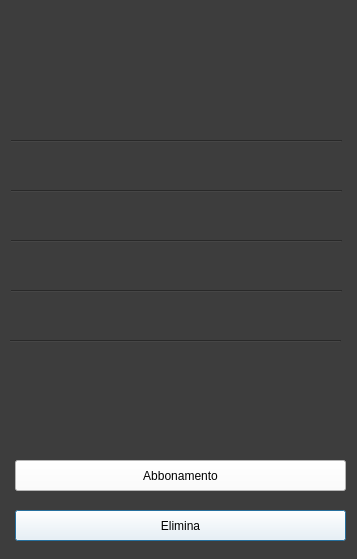
Above: cliente/view/vistacliente.ui from riccardomalpiedi/parcheggio before the change. Below: the same form after it.
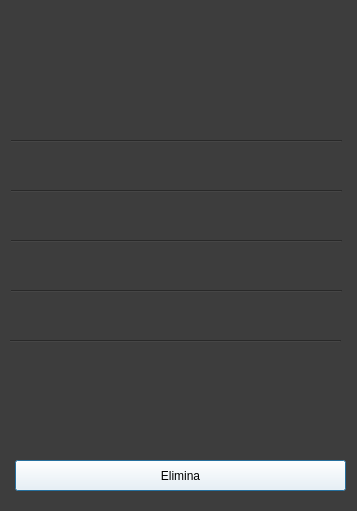
That is the form after the change.

The edit to the form file:
```diff
--- a/cliente/view/vistacliente.ui
+++ b/cliente/view/vistacliente.ui
@@ -7,7 +7,7 @@
     <x>0</x>
     <y>0</y>
     <width>357</width>
-    <height>559</height>
+    <height>511</height>
    </rect>
   </property>
   <property name="windowTitle">
@@ -113,25 +113,6 @@
    <property name="geometry">
     <rect>
      <x>15</x>
-     <y>510</y>
-     <width>331</width>
-     <height>31</height>
-    </rect>
-   </property>
-   <property name="cursor">
-    <cursorShape>PointingHandCursor</cursorShape>
-   </property>
-   <property name="styleSheet">
-    <string notr="true">background-color: rgb(255, 255, 255);</string>
-   </property>
-   <property name="text">
-    <string>Elimina</string>
-   </property>
-  </widget>
-  <widget class="QPushButton" name="abbonamento_button">
-   <property name="geometry">
-    <rect>
-     <x>15</x>
      <y>460</y>
      <width>331</width>
      <height>31</height>
@@ -144,7 +125,7 @@
     <string notr="true">background-color: rgb(255, 255, 255);</string>
    </property>
    <property name="text">
-    <string>Abbonamento</string>
+    <string>Elimina</string>
    </property>
   </widget>
   <widget class="Line" name="line_2">
```
